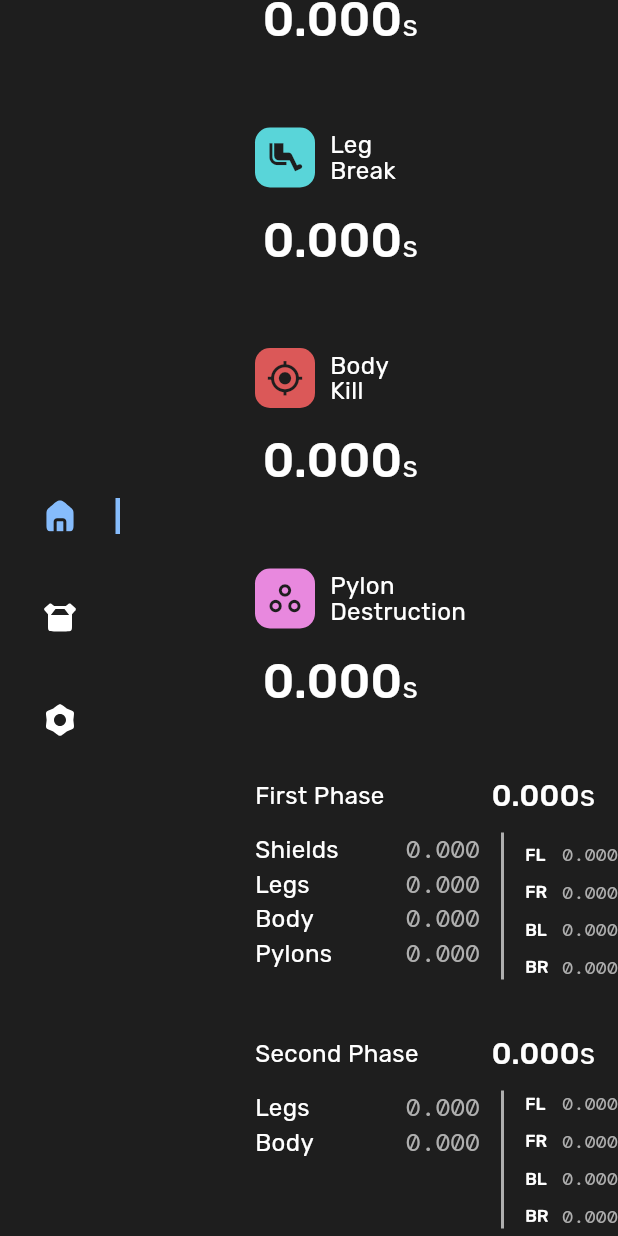
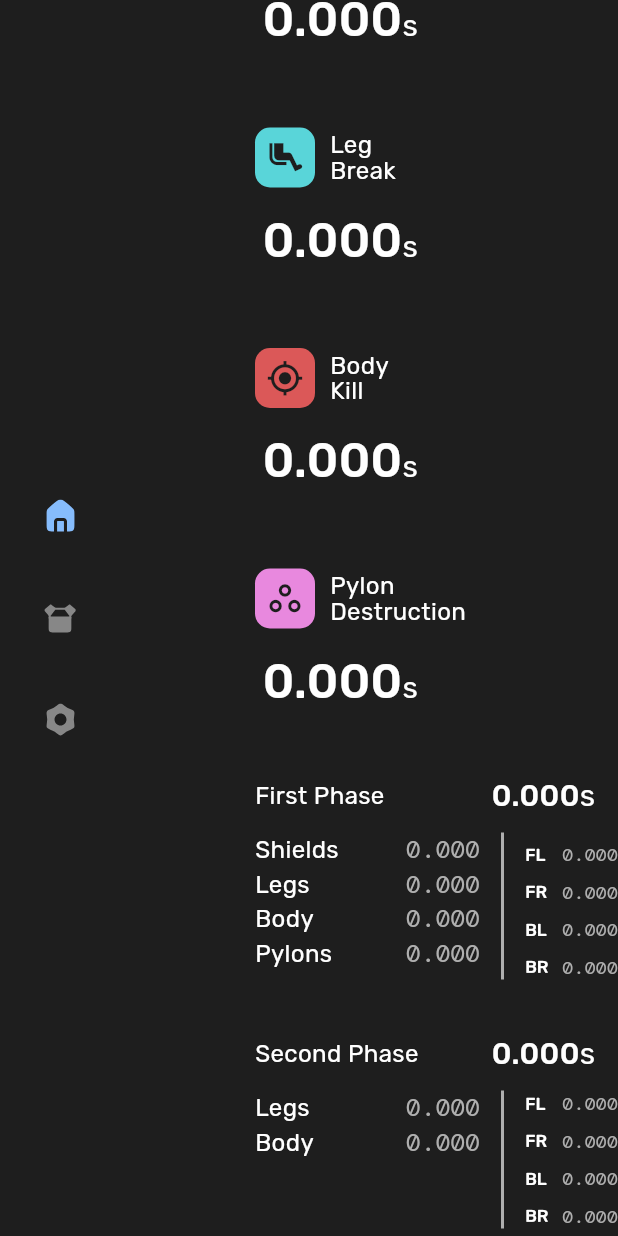
Before and after one commit to Basiiii/Profit-Taker-Analytics, a Flutter app: the screen it shows after launch, scrolled down 576 dp, on a phone screen of 412 x 824 dp. Run offline on Flutter 3.47's test engine with Material 3 defaults, Android fonts, the phone set to English and light mode, and no system bars; drawn by our look-alikes of screenshot; our stand-ins replace another_flutter_splash_screen, flutter_i18n, flutter_svg, shared_preferences; missing offline and left inert: flutter_settings_ui, process_run, super_clipboard, window_manager; network calls fail; statements that could not run were skipped.

Commit message:
Improved performance
Navigation bar is now stateless, improving performance significantly

Icons are now static and have specific colours, so painting icons is no longer required, improving performance slightly

```diff
--- a/app/lib/main.dart
+++ b/app/lib/main.dart
@@ -258,7 +258,7 @@ class _MyAppState extends State<MyApp> with WindowListener {
                                 children: <Widget>[
                                   /// Navigation bar widget.
                                   custom_nav.NavigationBar(
-                                    /// Callback function when a tab is selected.
+                                    currentIndex: _currentIndex,
                                     onTabSelected: (index) {
                                       setState(() {
                                         _currentIndex = index;
--- a/app/lib/widgets/navigation_bar.dart
+++ b/app/lib/widgets/navigation_bar.dart
@@ -2,24 +2,16 @@ import 'package:flutter/material.dart';
 import 'package:flutter_svg/flutter_svg.dart';
 
 /// This class defines our custom navigation bar widget, used on left side.
-class NavigationBar extends StatefulWidget {
-  /// A callback function that gets triggered when a tab is selected.
+class NavigationBar extends StatelessWidget {
+  final int currentIndex;
   final Function(int) onTabSelected;
 
-  /// Creates a new instance of NavigationBar.
-  const NavigationBar({super.key, required this.onTabSelected});
+  const NavigationBar({
+    super.key,
+    required this.currentIndex,
+    required this.onTabSelected,
+  });
 
-  /// Returns the state object for this widget.
-  @override
-  State<NavigationBar> createState() => _NavigationBarState();
-}
-
-/// Represents the mutable state for a NavigationBar.
-class _NavigationBarState extends State<NavigationBar> {
-  /// Keeps track of the currently selected tab.
-  int _currentIndex = 0;
-
-  /// Describes the part of the user interface represented by this widget.
   @override
   Widget build(BuildContext context) {
     return Container(
@@ -28,49 +20,33 @@ class _NavigationBarState extends State<NavigationBar> {
       child: Column(
         mainAxisAlignment: MainAxisAlignment.center,
         children: <Widget>[
-          _buildNavItem('assets/HOME_ICON.svg', 0),
+          _buildNavItem('assets/icons/HOME_GREY.svg',
+              'assets/icons/HOME_SELECTED.svg', 0),
           const SizedBox(height: 20),
-          _buildNavItem('assets/BOX_ICON.svg', 1),
+          _buildNavItem('assets/icons/STORAGE_GREY.svg',
+              'assets/icons/STORAGE_SELECTED.svg', 1),
           const SizedBox(height: 20),
-          _buildNavItem('assets/SETTINGS_ICON.svg', 2),
+          _buildNavItem('assets/icons/SETTINGS_GREY.svg',
+              'assets/icons/SETTINGS_SELECTED.svg', 2),
         ],
       ),
     );
   }
 
-  /// Builds a single navigation item.
-  Widget _buildNavItem(String svgAsset, int index) {
+  Widget _buildNavItem(
+      String greyIconAsset, String selectedIconAsset, int index) {
     return Stack(
       alignment: Alignment.centerLeft,
       children: [
-        Positioned(
-          right: 0,
-          child: Container(
-            width: 3,
-            height: 24,
-
-            /// Only highlights current index with primary color
-            color: _currentIndex == index
-                ? Theme.of(context).colorScheme.primary
-                : Theme.of(context).colorScheme.surface,
-          ),
-        ),
         Center(
           child: IconButton(
             icon: SvgPicture.asset(
-              svgAsset,
-              colorFilter: ColorFilter.mode(
-                _currentIndex == index
-                    ? Theme.of(context).colorScheme.primary
-                    : Theme.of(context).colorScheme.tertiary,
-                BlendMode.srcIn,
-              ),
+              currentIndex == index ? selectedIconAsset : greyIconAsset,
+              width: 22,
+              height: 22,
             ),
             onPressed: () {
-              setState(() {
-                _currentIndex = index;
-              });
-              widget.onTabSelected(index);
+              onTabSelected(index);
             },
           ),
         ),
```
Also changed, not shown: app/pubspec.yaml (+40 -39 lines), app/assets/BOX_ICON.svg (deleted), app/assets/HOME_ICON.svg (deleted), app/assets/PLUS_ICON.svg (deleted), app/assets/SETTINGS_ICON.svg (deleted), app/assets/icons/HOME_GREY.svg (added), app/assets/icons/HOME_SELECTED.svg (added), app/assets/icons/HOME_WHITE.svg (added), app/assets/icons/PLUS_GREY.svg (added), app/assets/icons/PLUS_SELECTED.svg (added), app/assets/icons/PLUS_WHITE.svg (added), app/assets/icons/SETTINGS_GREY.svg (added), app/assets/icons/SETTINGS_SELECTED.svg (added), app/assets/icons/SETTINGS_WHITE.svg (added), 3 more files.
